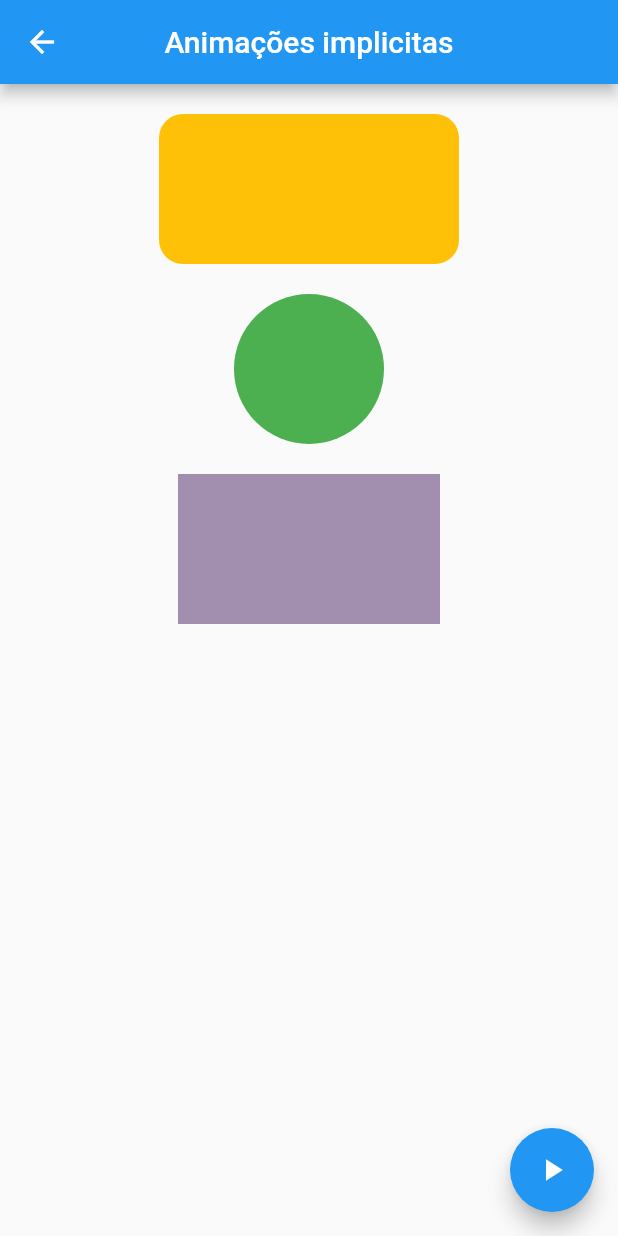
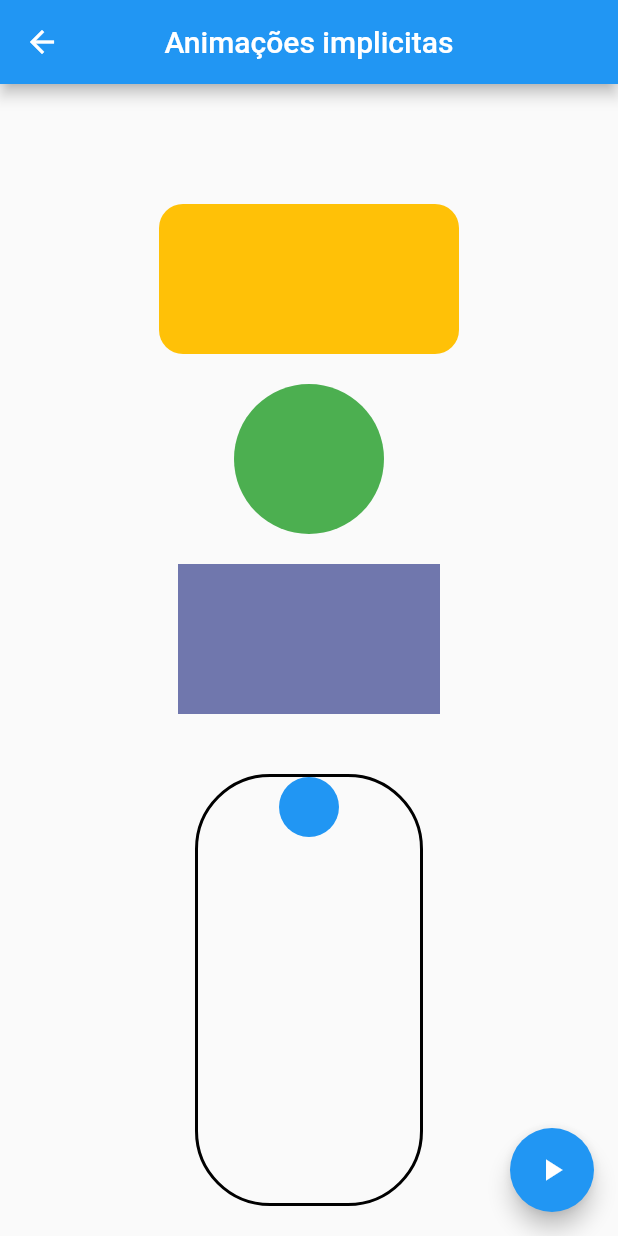
Before and after one commit to CristovoXDGM/flutter_animations_fteam, a Flutter app: the ImplicitAnimationPAge screen opened by its route, after a tap on the "play arrow" icon, on a phone screen of 412 x 824 dp. Run offline on Flutter 3.47's test engine with Material 2 defaults, Android fonts, the phone set to English and light mode, and no system bars; our stand-ins replace flutter_modular.

Commit message:
Update implicit animation example

```diff
--- /dev/null
+++ b/lib/app/modules/flutter_animations/presenter/components/animated_align_example.dart
@@ -0,0 +1,39 @@
+import 'package:flutter/material.dart';
+
+class AnimatedAlignExample extends StatefulWidget {
+  const AnimatedAlignExample({Key? key, this.isBallAligned = false})
+      : super(key: key);
+  final bool isBallAligned;
+
+  @override
+  State<AnimatedAlignExample> createState() => _AnimatedAlignExampleState();
+}
+
+class _AnimatedAlignExampleState extends State<AnimatedAlignExample> {
+  @override
+  Widget build(BuildContext context) {
+    return Expanded(
+        child: Container(
+      margin: EdgeInsets.symmetric(horizontal: 130, vertical: 20),
+      decoration: BoxDecoration(
+          borderRadius: BorderRadius.circular(50),
+          border: Border.all(
+            color: Colors.black,
+            width: 2,
+          )),
+      child: AnimatedAlign(
+        curve: Curves.bounceOut,
+        duration: const Duration(seconds: 1),
+        alignment:
+            widget.isBallAligned ? Alignment.topCenter : Alignment.bottomCenter,
+        child: ClipOval(
+          child: Container(
+            height: 40,
+            width: 40,
+            color: Colors.blue,
+          ),
+        ),
+      ),
+    ));
+  }
+}
--- a/lib/app/modules/animated_ball/presenter/components/animated_crossfade_example.dart
+++ b/lib/app/modules/flutter_animations/presenter/components/animated_crossfade_example.dart
@@ -29,7 +29,7 @@
           width: 200,
           color: Colors.red,
         ),
-        firstCurve: Curves.easeIn,
+        firstCurve: Curves.easeInBack,
         secondCurve: Curves.easeIn,
         sizeCurve: Curves.bounceOut,
         reverseDuration: defaultCrossfadeDuration,
--- a/lib/app/modules/animated_ball/presenter/pages/implicit_animation_page.dart
+++ b/lib/app/modules/flutter_animations/presenter/pages/implicit_animation_page.dart
@@ -1,7 +1,8 @@
 import 'package:flutter/material.dart';
-import 'package:flutter_animations_fteam/app/modules/animated_ball/presenter/components/animated_container_example.dart';
-import 'package:flutter_animations_fteam/app/modules/animated_ball/presenter/components/animated_crossfade_example.dart';
-import 'package:flutter_animations_fteam/app/modules/animated_ball/presenter/components/animated_opacity_example.dart';
+import 'package:flutter_animations_fteam/app/modules/flutter_animations/presenter/components/animated_align_example.dart';
+import 'package:flutter_animations_fteam/app/modules/flutter_animations/presenter/components/animated_container_example.dart';
+import 'package:flutter_animations_fteam/app/modules/flutter_animations/presenter/components/animated_crossfade_example.dart';
+import 'package:flutter_animations_fteam/app/modules/flutter_animations/presenter/components/animated_opacity_example.dart';
 
 class ImplicitAnimationPAge extends StatefulWidget {
   const ImplicitAnimationPAge({Key? key}) : super(key: key);
@@ -15,6 +16,8 @@
   late Color boxColor = Colors.amber;
   late CrossFadeState crossFadeState = CrossFadeState.showFirst;
   late bool isCircleVisible = false;
+  late bool isBallAligned = false;
+
   final title = 'Animações implicitas';
 
   void changeCubeSize() {
@@ -24,6 +27,12 @@
   void changeCircleOpacity() {
     setState(() {
       isCircleVisible = !isCircleVisible;
+    });
+  }
+
+  void changeBallState() {
+    setState(() {
+      isBallAligned = !isBallAligned;
     });
   }
 
@@ -39,6 +48,7 @@
     changeCrossFadeState();
     changeCubeSize();
     changeCircleOpacity();
+    changeBallState();
   }
 
   @override
@@ -57,7 +67,7 @@
         mainAxisSize: MainAxisSize.min,
         children: [
           const SizedBox(
-            height: 20,
+            height: 80,
           ),
           AnimatedContainerExample(
             valueListenable: cubeWidthhSize,
@@ -71,7 +81,13 @@
           const SizedBox(
             height: 20,
           ),
-          AnimatedCrossFadeExample(crossFadeState: crossFadeState)
+          AnimatedCrossFadeExample(crossFadeState: crossFadeState),
+          const SizedBox(
+            height: 20,
+          ),
+          AnimatedAlignExample(
+            isBallAligned: isBallAligned,
+          )
         ],
       ),
     );
```
Also changed, not shown: lib/app/app_module.dart (+5 -5 lines), lib/app/modules/animated_ball/presenter/pages/animated_ball_page.dart (deleted, +0 -21 lines), lib/app/modules/flutter_animations/presenter/pages/explicit_animation_page.dart (added, +26 -0 lines), lib/app/modules/flutter_animations/presenter/components/animated_container_example.dart (renamed from lib/app/modules/animated_ball/presenter/components/animated_container_example.dart), lib/app/modules/flutter_animations/presenter/components/animated_opacity_example.dart (renamed from lib/app/modules/animated_ball/presenter/components/animated_opacity_example.dart), lib/app/modules/flutter_animations/presenter/pages/hero_page.dart (renamed from lib/app/modules/animated_ball/presenter/pages/hero_page.dart), lib/app/modules/flutter_animations/presenter/pages/home_page.dart (renamed from lib/app/modules/animated_ball/presenter/pages/home_page.dart).
